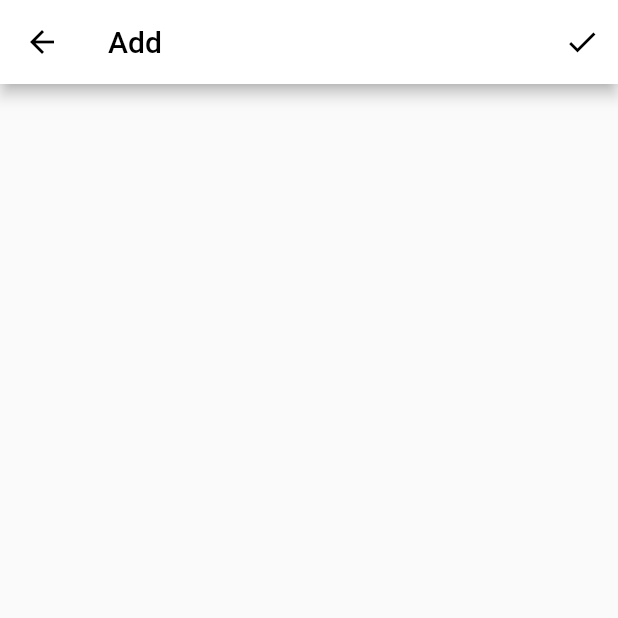
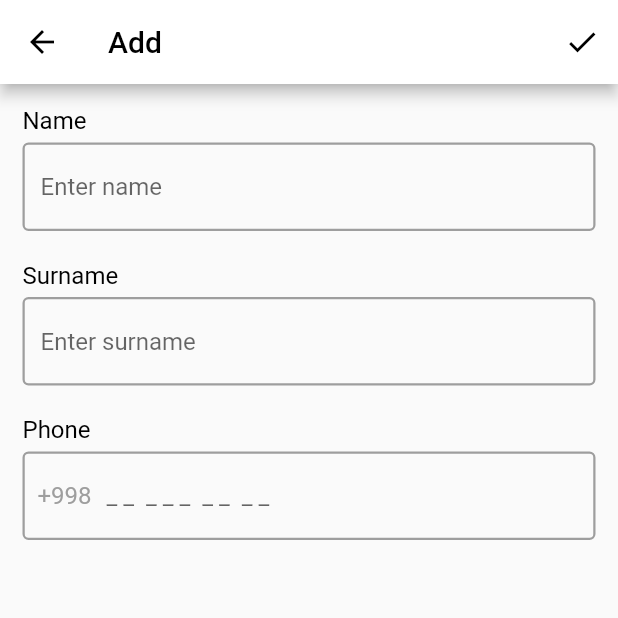
Before and after one commit to Abdusamad98/test_project, a Flutter app: the ContactAddScreen screen opened directly, on a phone screen of 412 x 824 dp, the top half of it. Run offline on Flutter 3.47's test engine with Material 2 defaults, Android fonts, the phone set to English and light mode, and no system bars.

Commit message:
some changes

```diff
--- a/lib/ui/contact_add_screen.dart
+++ b/lib/ui/contact_add_screen.dart
@@ -28,9 +28,7 @@ class _ContactAddScreenState extends State<ContactAddScreen> {
         ),
         actions: [
           IconButton(
-            onPressed: () {
-
-            },
+            onPressed: () {},
             icon: const Icon(
               Icons.done,
               color: Colors.black,
@@ -38,6 +36,64 @@ class _ContactAddScreenState extends State<ContactAddScreen> {
           ),
         ],
       ),
+      body: ListView(
+        padding: EdgeInsets.all(15),
+        children: const [
+          Text(
+            "Name",
+            style: TextStyle(fontSize: 16, color: Colors.black),
+          ),
+          const SizedBox(height: 5),
+          TextField(
+            decoration: InputDecoration(
+              hintText: "Enter name",
+              enabledBorder: OutlineInputBorder(
+                  borderSide: BorderSide(color: Colors.grey, width: 1.5)),
+              focusedBorder: OutlineInputBorder(
+                  borderSide: BorderSide(color: Colors.green, width: 1.5)),
+            ),
+          ),
+          const SizedBox(height: 20),
+          Text(
+            "Surname",
+            style: TextStyle(fontSize: 16, color: Colors.black),
+          ),
+          const SizedBox(height: 5),
+          TextField(
+            decoration: InputDecoration(
+              hintText: "Enter surname",
+              enabledBorder: OutlineInputBorder(
+                  borderSide: BorderSide(color: Colors.grey, width: 1.5)),
+              focusedBorder: OutlineInputBorder(
+                  borderSide: BorderSide(color: Colors.green, width: 1.5)),
+            ),
+          ),
+          const SizedBox(height: 20),
+          Text(
+            "Phone",
+            style: TextStyle(fontSize: 16, color: Colors.black),
+          ),
+          const SizedBox(height: 5),
+          TextField(
+            decoration: InputDecoration(
+              prefixIcon: Padding(
+                  padding: EdgeInsets.symmetric(vertical: 16, horizontal: 10),
+                  child: Text(
+                    "+998",
+                    style: TextStyle(
+                      fontSize: 16,
+                      color: Colors.grey,
+                    ),
+                  )),
+              hintText: "_ _  _ _ _  _ _  _ _",
+              enabledBorder: OutlineInputBorder(
+                  borderSide: BorderSide(color: Colors.grey, width: 1.5)),
+              focusedBorder: OutlineInputBorder(
+                  borderSide: BorderSide(color: Colors.green, width: 1.5)),
+            ),
+          ),
+        ],
+      ),
     );
   }
 }
--- a/lib/ui/contacts_screen.dart
+++ b/lib/ui/contacts_screen.dart
@@ -13,8 +13,8 @@ class _ContactsScreenState extends State<ContactsScreen> {
   List<ContactModel> contacts = [
     for (int i = 0; i < 100; i++)
       ContactModel(
+        contactName: "Abdulloh",
         contactPhone: "+998991234567",
-        contactName: "Abdulloh",
         contactSurname: "Falonchiyev",
       ),
   ];
```
